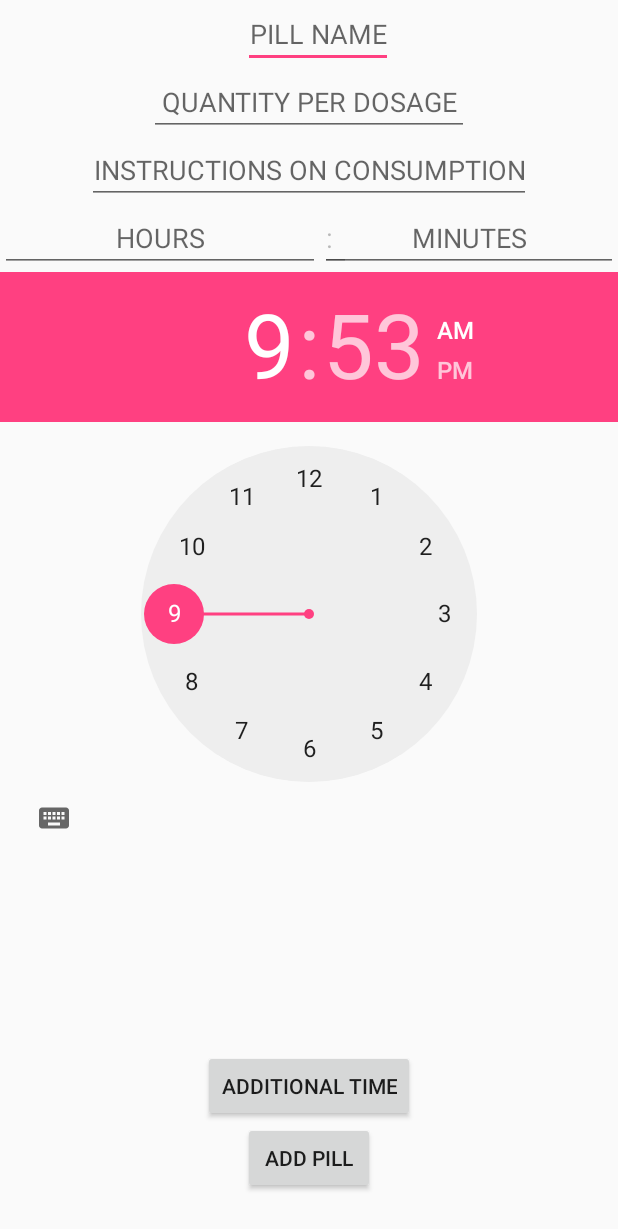
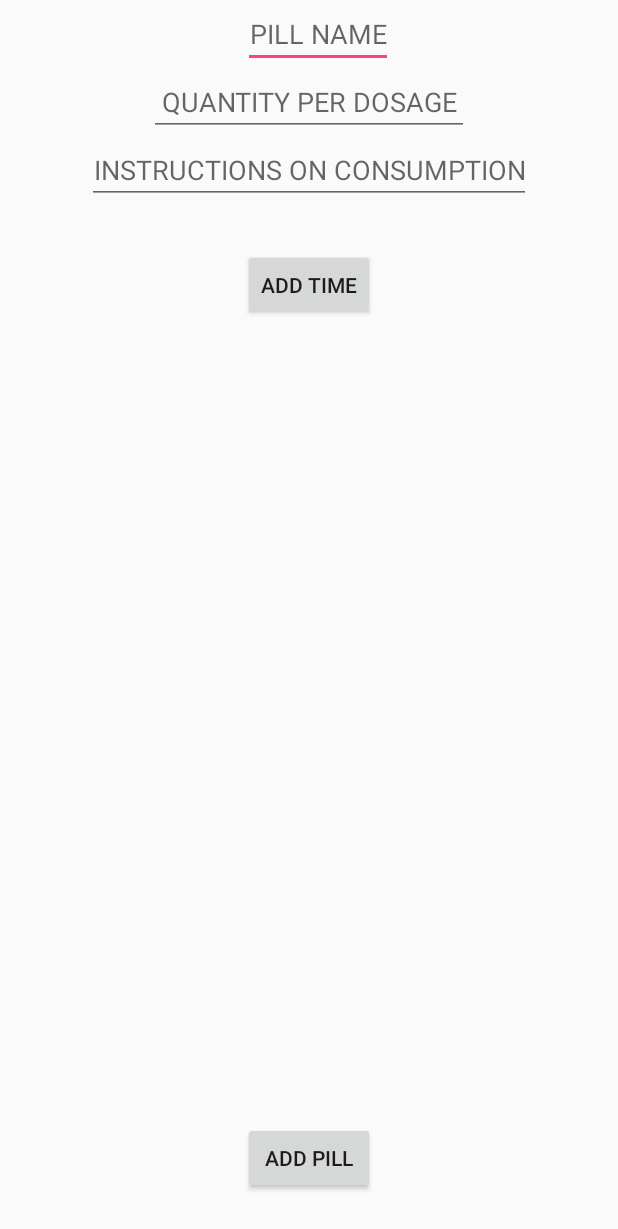
Before and after one commit to ENGR-103-Group-061-02/Pill_Reminder, an Android app: the AddPill screen opened directly, with no data from a screen before it, on a phone screen of 412 x 824 dp. Shown: the top 1229 px of the screen. Run offline under Robolectric (Android 15) with nearby library versions, the light colour scheme and no system bars.

Commit message:
Changed AddPill and added the time picker

```diff
--- a/app/src/main/java/com/drexel/engr103grp061_02/pillreminder/database/FeedReaderContract.java
+++ b/app/src/main/java/com/drexel/engr103grp061_02/pillreminder/database/FeedReaderContract.java
@@ -227,9 +227,10 @@ public final class FeedReaderContract {
             return cursor;
         }
 
-        public int getIdByName(SQLiteDatabase db, String name){
+        public int getIdByName(SQLiteDatabase db, String name, int hours, int minutes){
             String sql = "select "+FeedEntry._ID+" from " + FeedEntry.TABLE_NAME +
-                    " where " + FeedEntry.COLUMN_NAME_NAME  + " = '"+ name +"'";
+                    " where " + FeedEntry.COLUMN_NAME_NAME  + " = '"+ name +"' and "+ FeedEntry.COLUMN_NAME_HOURS +
+                        " = '"+ hours +"' and "+ FeedEntry.COLUMN_NAME_MINUTES + " = '" + minutes+ "'";
             SQLiteStatement getRowIDFromName = db.compileStatement(sql);
             return (int) getRowIDFromName.simpleQueryForLong();
         }
--- a/app/src/main/java/com/drexel/engr103grp061_02/pillreminder/database/Pill.java
+++ b/app/src/main/java/com/drexel/engr103grp061_02/pillreminder/database/Pill.java
@@ -13,8 +13,7 @@ public class Pill {
     int id;
 
     public Pill (){}
-    public Pill(int _id, String _name, int _quantity, int _hours, int _minutes, String _instructions){
-        id = _id;
+    public Pill(String _name, int _quantity, int _hours, int _minutes, String _instructions){
         name = _name;
         quantity = _quantity;
         hours = _hours;
--- a/app/src/main/res/layout/add_pill.xml
+++ b/app/src/main/res/layout/add_pill.xml
@@ -51,51 +51,22 @@
         <Button
             android:layout_width="wrap_content"
             android:layout_height="wrap_content"
-            android:text="Additional Time"
-            android:id="@+id/add_time"
-            android:onClick="additional_time"
-            android:layout_above="@+id/add_pill"
-            android:layout_centerHorizontal="true" />
+            android:text="Add Time"
+            android:id="@+id/showTimePicker"
+            android:layout_below="@+id/Pill_instructions"
+            android:layout_centerHorizontal="true"
+            android:layout_marginTop="30dp"
+            android:clickable="true"
+            android:enabled="true"
+            android:onClick="showTimePickerDialog" />
 
-        <EditText
+        <ListView
             android:layout_width="wrap_content"
             android:layout_height="wrap_content"
-            android:inputType="number"
-            android:ems="10"
-            android:id="@+id/Pill_hours"
-            android:hint="HOURS"
-            android:gravity="center"
-            android:layout_below="@+id/Pill_instructions"
-            android:layout_alignParentLeft="true"
-            android:layout_alignParentStart="true" />
-
-        <EditText
-            android:layout_width="wrap_content"
-            android:layout_height="wrap_content"
-            android:id="@+id/colon"
-            android:layout_below="@+id/Pill_instructions"
-            android:layout_toRightOf="@+id/Pill_hours"
-            android:layout_toEndOf="@+id/Pill_hours"
-            android:text=":" />
-
-        <EditText
-            android:layout_width="wrap_content"
-            android:layout_height="wrap_content"
-            android:inputType="time"
-            android:ems="10"
-            android:id="@+id/Pill_minutes"
-            android:hint="MINUTES"
-            android:gravity="center"
-            android:layout_alignTop="@+id/colon"
-            android:layout_toRightOf="@+id/Pill_hours"
-            android:layout_toEndOf="@+id/Pill_hours" />
-
-        <TimePicker
-            android:layout_width="wrap_content"
-            android:layout_height="wrap_content"
-            android:id="@+id/timePicker"
-            android:layout_below="@+id/Pill_hours"
-            android:layout_centerHorizontal="true" />
+            android:id="@+id/timeList"
+            android:layout_centerVertical="true"
+            android:layout_centerHorizontal="true"
+            android:smoothScrollbar="false" />
 
     </RelativeLayout>
 </LinearLayout>
--- a/app/src/main/res/values/strings.xml
+++ b/app/src/main/res/values/strings.xml
@@ -5,4 +5,5 @@
 
     <string name="navigation_drawer_open">Open navigation drawer</string>
     <string name="navigation_drawer_close">Close navigation drawer</string>
+    <string name="title_activity_time_picker_fragment">TimePickerFragment</string>
 </resources>
```
Also changed, not shown: app/src/main/AndroidManifest.xml (+8 -3 lines), app/src/main/java/com/drexel/engr103grp061_02/pillreminder/AddPill.java (+65 -107 lines), app/src/main/java/com/drexel/engr103grp061_02/pillreminder/Delete_Pill.java (+6 -4 lines), app/src/main/java/com/drexel/engr103grp061_02/pillreminder/adapters/CustomArrayListAdapter.java (added, +41 -0 lines), app/src/main/res/layout/activity_time_picker_fragment.xml (added, +12 -0 lines), app/src/main/res/layout/content_time_picker_fragment.xml (added, +23 -0 lines), app/src/main/res/layout/new_pill_time_list.xml (added, +38 -0 lines), app/src/main/res/menu/menu_time_picker.xml (added, +10 -0 lines).
